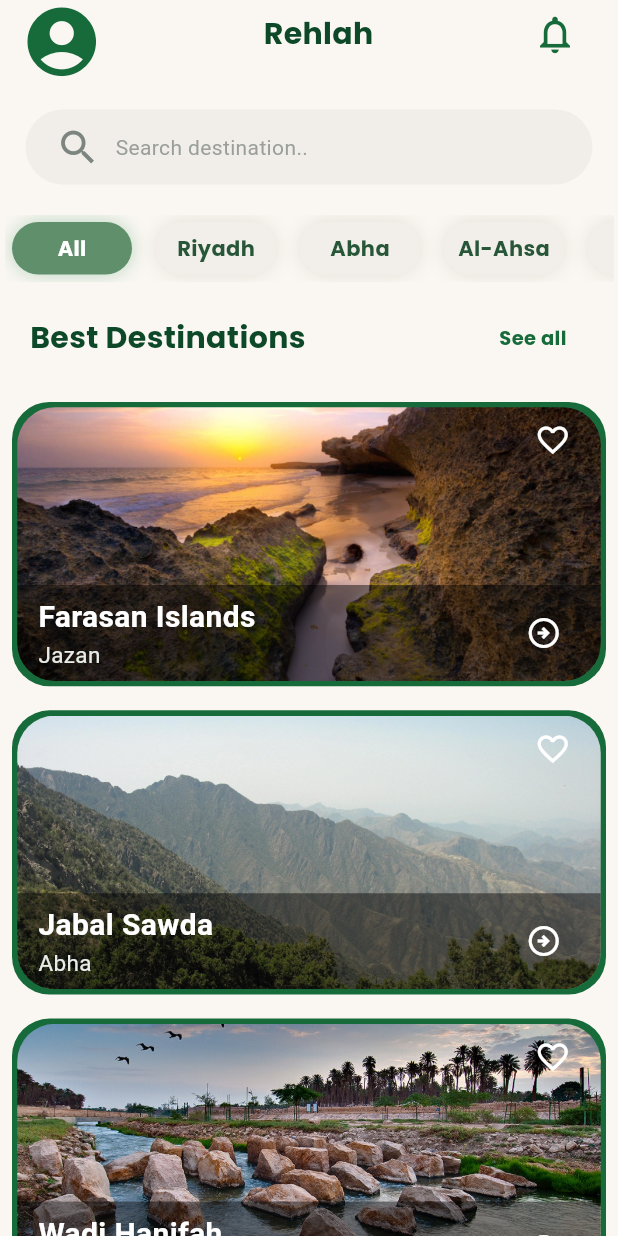
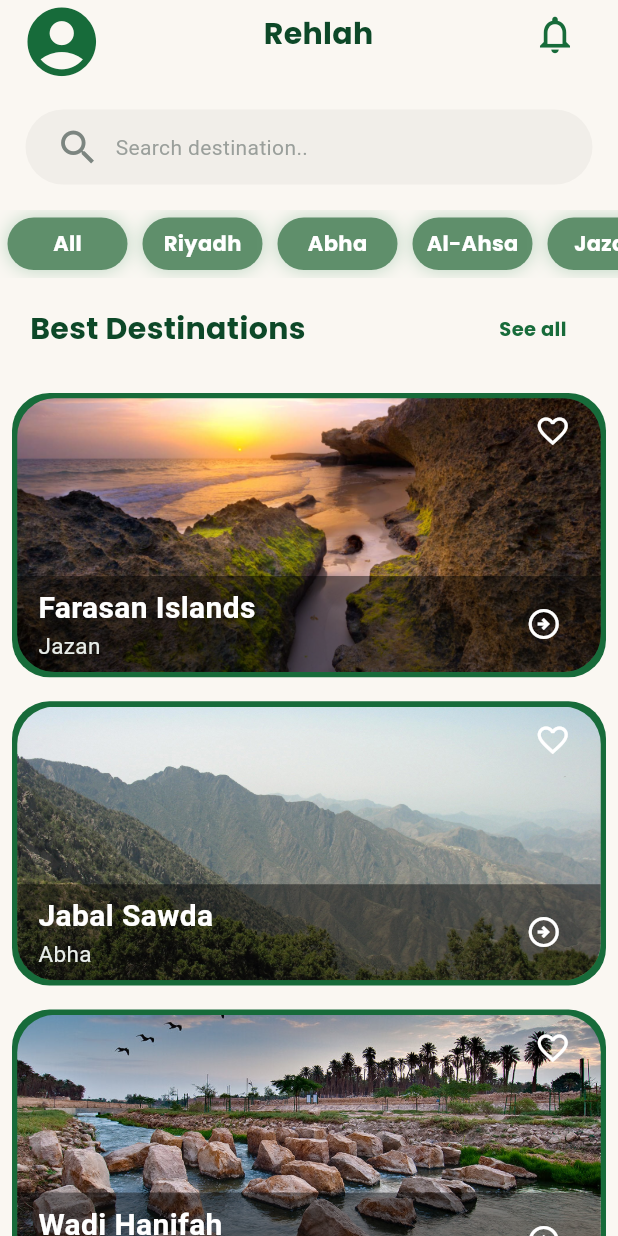
Before and after one commit to Hala-Alashraf/Hala_alashraf_project1, a Flutter app: the screen it shows after launch, after a tap on the "keyboard double arrow left" icon, on a phone screen of 412 x 824 dp. Run offline on Flutter 3.47's test engine with Material 3 defaults, Android fonts, the phone set to English and light mode, and no system bars; our stand-ins replace google_fonts.

```diff
--- /dev/null
+++ b/lib/Models/place_model.dart
@@ -0,0 +1,23 @@
+class PlaceModel {
+  final String name;
+  final String city;
+  final String description;
+  final List<String> images;
+
+  PlaceModel({
+    required this.name,
+    required this.city,
+    required this.description,
+    required this.images,
+  });
+
+//ClassName.chosenName(...)
+  factory PlaceModel.fromJson(Map<String,dynamic> item){
+    return PlaceModel(
+      name: item["name"],
+      city: item["city"],
+      description: item["description"],
+      images: List<String>.from(item["images"]),
+    );
+  }
+}
--- a/lib/screens/second_screen.dart
+++ b/lib/screens/second_screen.dart
@@ -1,11 +1,33 @@
 import 'package:flutter/material.dart';
 import 'package:google_fonts/google_fonts.dart';
+import 'package:hala_alashraf_project1/Models/place_model.dart';
 import 'package:hala_alashraf_project1/data/places_data.dart';
 
 import 'third_screen.dart';
 
-class SecondScreen extends StatelessWidget {
+class SecondScreen extends StatefulWidget {
   const SecondScreen({super.key});
+
+  @override
+  State<SecondScreen> createState() => _SecondScreenState();
+}
+
+class _SecondScreenState extends State<SecondScreen> {
+  List<PlaceModel> placesList = [];
+  final cities = ["All", "Riyadh", "Abha", "Al-Ahsa", "Jazan", "Al Baha"];
+
+  void getData() {
+    for (var item in places) {
+      placesList.add(PlaceModel.fromJson(item));
+    }
+  }
+
+  @override
+  void initState() {
+    // TODO: implement initState
+    super.initState();
+    getData();
+  }
 
   @override
   Widget build(BuildContext context) {
@@ -71,14 +93,17 @@ class SecondScreen extends StatelessWidget {
             ),
           ),
 
-          Container(
-            padding: EdgeInsets.all(2),
-            margin: EdgeInsets.all(1),
-            child: SingleChildScrollView(
+          SizedBox(
+            // padding: EdgeInsets.all(2),
+            //margin: EdgeInsets.all(1),
+            height: 45,
+            child: ListView.builder(
               scrollDirection: Axis.horizontal,
-              child: Row(
-                children: [
-                  Container(
+              itemCount: cities.length,
+              itemBuilder: (context, index) {
+                final city = cities[index];
+
+                return Container(
                   alignment: Alignment.center,
                   width: 80,
                   height: 35,
@@ -87,149 +112,19 @@ class SecondScreen extends StatelessWidget {
                     color: const Color(0xFF5F8F6B),
                     borderRadius: BorderRadius.circular(30),
                     boxShadow: [
-                        BoxShadow(
-                          color: const Color(0xFFB9D5C0),
-                          blurRadius: 10,
-                        ),
+                      BoxShadow(color: const Color(0xFFB9D5C0), blurRadius: 10),
                     ],
                   ),
 
                   child: Text(
-                      "All",
+                    city,
                     style: GoogleFonts.poppins(
                       color: const Color(0xFFFFFFFF),
                       fontWeight: FontWeight.bold,
                     ),
                   ),
-                  ),
-                  SizedBox(width: 6),
-
-                  Container(
-                    alignment: Alignment.center,
-                    width: 80,
-                    height: 35,
-                    margin: EdgeInsets.all(5),
-                    decoration: BoxDecoration(
-                      color: const Color(0xFFF2EFEA),
-                      borderRadius: BorderRadius.circular(30),
-                      boxShadow: [
-                        BoxShadow(
-                          color: const Color(0xFFE2DED7),
-                          blurRadius: 10,
-                        ),
-                      ],
-                    ),
-                    child: Text(
-                      "Riyadh",
-                      style: GoogleFonts.poppins(
-                        color: const Color(0xFF285638),
-                        fontWeight: FontWeight.bold,
-                      ),
-                    ),
-                  ),
-
-                  SizedBox(width: 6),
-
-                  Container(
-                    alignment: Alignment.center,
-                    width: 80,
-                    height: 35,
-                    margin: EdgeInsets.all(5),
-                    decoration: BoxDecoration(
-                      color: const Color(0xFFF2EFEA),
-                      borderRadius: BorderRadius.circular(30),
-                      boxShadow: [
-                        BoxShadow(
-                          color: const Color(0xFFE2DED7),
-                          blurRadius: 10,
-                        ),
-                      ],
-                    ),
-                    child: Text(
-                      "Abha",
-                      style: GoogleFonts.poppins(
-                        color: const Color(0xFF285638),
-                        fontWeight: FontWeight.bold,
-                      ),
-                    ),
-                  ),
-
-                  SizedBox(width: 6),
-
-                  Container(
-                    alignment: Alignment.center,
-                    width: 80,
-                    height: 35,
-                    margin: EdgeInsets.all(5),
-                    decoration: BoxDecoration(
-                      color: const Color(0xFFF2EFEA),
-                      borderRadius: BorderRadius.circular(30),
-                      boxShadow: [
-                        BoxShadow(
-                          color: const Color(0xFFE2DED7),
-                          blurRadius: 10,
-                        ),
-                      ],
-                    ),
-                    child: Text(
-                      "Al-Ahsa",
-                      style: GoogleFonts.poppins(
-                        color: const Color(0xFF285638),
-                        fontWeight: FontWeight.bold,
-                      ),
-                    ),
-                  ),
-                  SizedBox(width: 6),
-
-                  Container(
-                    alignment: Alignment.center,
-                    width: 80,
-                    height: 35,
-                    margin: EdgeInsets.all(5),
-                    decoration: BoxDecoration(
-                      color: const Color(0xFFF2EFEA),
-                      borderRadius: BorderRadius.circular(30),
-                      boxShadow: [
-                        BoxShadow(
-                          color: const Color(0xFFE2DED7),
-                          blurRadius: 10,
-                        ),
-                      ],
-                    ),
-                    child: Text(
-                      "Jazan",
-                      style: GoogleFonts.poppins(
-                        color: const Color(0xFF285638),
-                        fontWeight: FontWeight.bold,
-                      ),
-                    ),
-                  ),
-
-                  Container(
-                    alignment: Alignment.center,
-                    width: 80,
-                    height: 35,
-                    margin: EdgeInsets.all(5),
-                    decoration: BoxDecoration(
-                      color: const Color(0xFFF2EFEA),
-                      borderRadius: BorderRadius.circular(30),
-                      boxShadow: [
-                        BoxShadow(
-                          color: const Color(0xFFE2DED7),
-                          blurRadius: 10,
-                        ),
-                      ],
-                    ),
-                    child: Text(
-                      "Al Baha",
-                      style: GoogleFonts.poppins(
-                        color: const Color(0xFF285638),
-                        fontWeight: FontWeight.bold,
-                      ),
-                    ),
-                  ),
-                ],
-              ),
+                );
+              },
             ),
           ),
 
@@ -259,8 +154,14 @@ class SecondScreen extends StatelessWidget {
           ),
 
           //cards:
-          ...places.map(
-            (place) => Container(
+          ListView.builder(
+            shrinkWrap: true,
+            physics: const NeverScrollableScrollPhysics(),
+
+              itemCount: placesList.length,
+              itemBuilder: (context, index) {
+                final place = placesList[index];
+                return Container(
                   width: width * 0.9,
                   height: height * 0.23,
                   margin: const EdgeInsets.all(8),
@@ -274,7 +175,10 @@ class SecondScreen extends StatelessWidget {
                     child: Stack(
                       children: [
                         Positioned.fill(
-                      child: Image.asset(place["images"][0], fit: BoxFit.cover),
+                          child: Image.asset(
+                            place.images[0],
+                            fit: BoxFit.cover,
+                          ),
                         ),
 
                         Positioned(
@@ -314,7 +218,7 @@ class SecondScreen extends StatelessWidget {
                                   crossAxisAlignment: CrossAxisAlignment.start,
                                   children: [
                                     Text(
-                                  place["name"],
+                                      place.name,
                                       style: const TextStyle(
                                         color: Color(0xFFFFFFFF),
                                         fontWeight: FontWeight.bold,
@@ -322,7 +226,7 @@ class SecondScreen extends StatelessWidget {
                                       ),
                                     ),
                                     Text(
-                                  place["city"],
+                                      place.city,
                                       style: const TextStyle(
                                         color: Color(0xFFE8EDE9),
                                         fontSize: 15,
@@ -353,7 +257,9 @@ class SecondScreen extends StatelessWidget {
                       ],
                     ),
                   ),
-            ),
+                );
+              },
+
           ),
         ],
       ),
--- a/lib/screens/third_screen.dart
+++ b/lib/screens/third_screen.dart
@@ -1,10 +1,13 @@
 import 'package:flutter/material.dart';
 import 'package:google_fonts/google_fonts.dart';
+import 'package:hala_alashraf_project1/Models/place_model.dart';
 import 'package:hala_alashraf_project1/data/places_data.dart';
 
 class ThirdScreen extends StatelessWidget {
-  final Map<String, dynamic> place;
+   final PlaceModel place;
+
   const ThirdScreen({super.key, required this.place});
+
 
   @override
   Widget build(BuildContext context) {
@@ -41,7 +44,7 @@ class ThirdScreen extends StatelessWidget {
               child: Stack(
                 fit: StackFit.expand,
                 children: [
-                  Image.asset(place["images"][0], fit: BoxFit.cover),
+                  Image.asset(place.images[0], fit: BoxFit.cover),
                   Positioned(
                     left: 20,
                     right: 20,
@@ -50,7 +53,7 @@ class ThirdScreen extends StatelessWidget {
                       crossAxisAlignment: CrossAxisAlignment.start,
                       children: [
                         Text(
-                          place["name"],
+                          place.name,
                           style: GoogleFonts.poppins(
                             fontSize: 26,
                             fontWeight: FontWeight.bold,
@@ -67,7 +70,7 @@ class ThirdScreen extends StatelessWidget {
                             ),
                             const SizedBox(width: 4),
                             Text(
-                              place["city"],
+                              place.city,
                               style: const TextStyle(color: Color(0xFFE8EDE9)),
                             ),
                           ],
@@ -93,7 +96,7 @@ class ThirdScreen extends StatelessWidget {
               padding: const EdgeInsets.fromLTRB(20, 20, 20, 20),
               child: SingleChildScrollView(
                 child: Text(
-                  place["description"],
+                  place.description,
                   style: GoogleFonts.poppins(
                     fontSize: 17,
                     height: 1.6,
```
Lines whose indentation alone changed are shown as unchanged.
